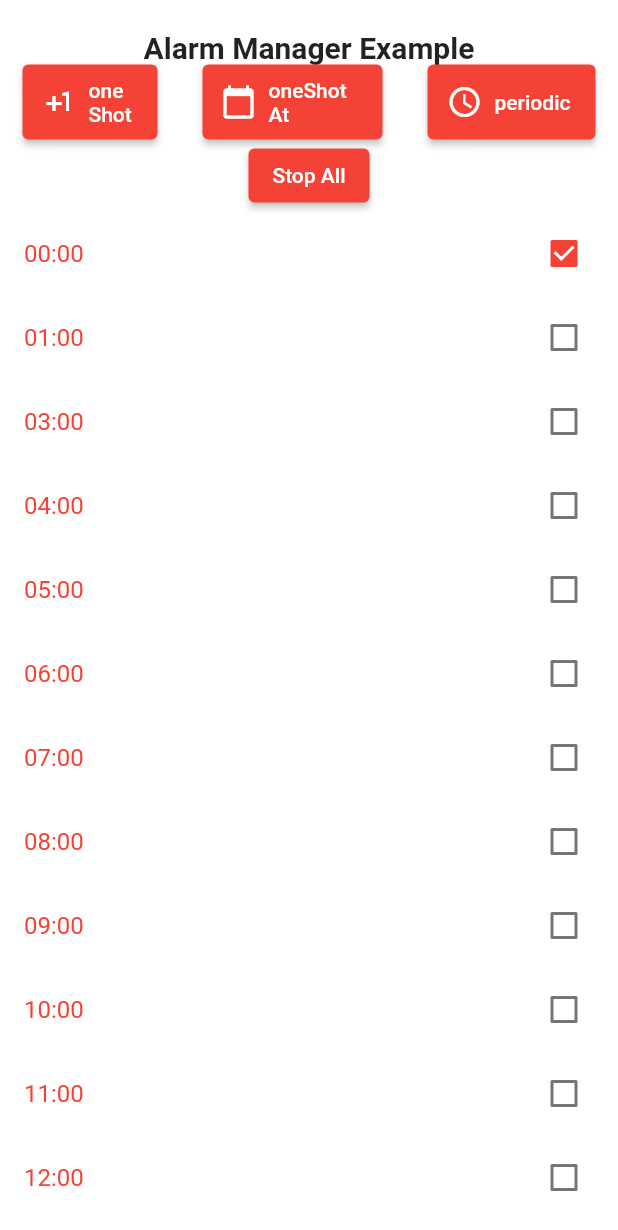
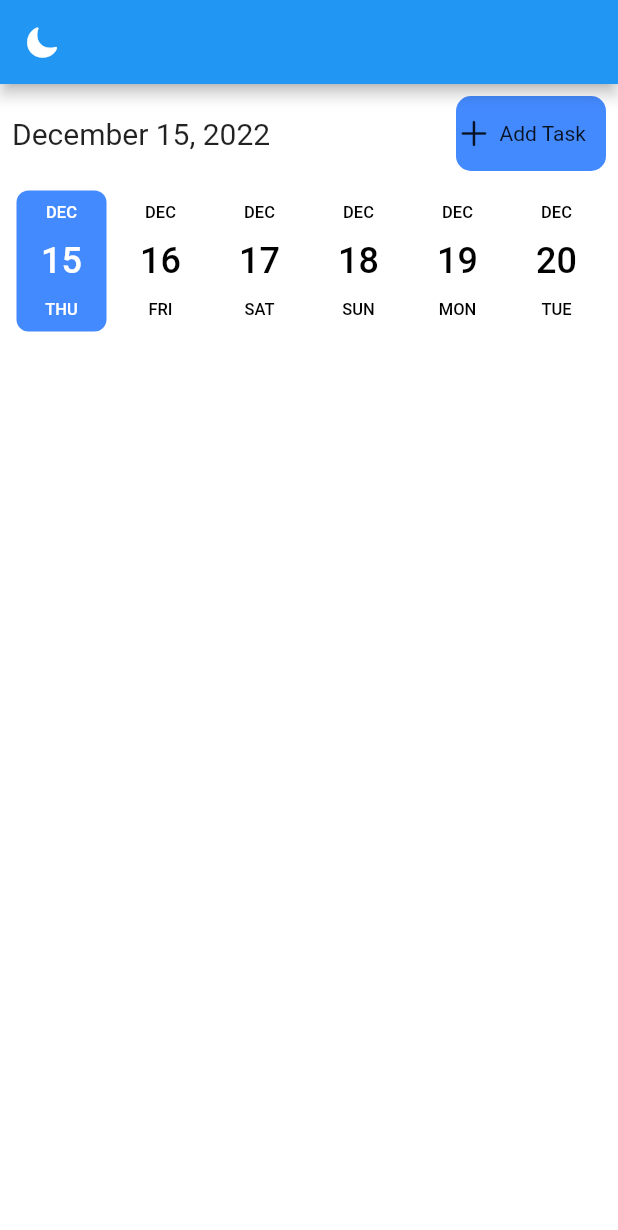
Before and after one commit to sachin-rai1/flutter_localnotification, a Flutter app: the screen it shows after launch, on a phone screen of 412 x 824 dp. Shown: the top 1230 px of the screen. Run offline on Flutter 3.47's test engine with Material 2 defaults, Android fonts, the phone set to English and light mode, and no system bars; drawn by our look-alikes of date_picker_timeline; our stand-ins replace date_format, flutter_local_notifications, get, get_storage, shared_preferences, timezone and 1 more; missing offline and left inert: android_alarm_manager_plus.

Commit message:
New UI Created

```diff
--- a/lib/Constant.dart
+++ b/lib/Constant.dart
@@ -1,8 +1,33 @@
+import 'package:flutter/material.dart';
+import 'package:get/get.dart';
+import 'package:get_storage/get_storage.dart';
+
 const String appName = "Alarm Manager Example";
 const String durationSeconds = "Seconds";
 const String durationMinutes = "Minutes";
 const String durationHours = "Hours";
-
 const String oneShotAlarm = "oneShot";
 const String oneShotAtAlarm = "oneShotAt";
 const String periodicAlarm = "periodic";
+const Color primaryColor = Colors.blueAccent;
+
+class Themes {
+  static final lightTheme = ThemeData(primarySwatch: Colors.blue , backgroundColor: Colors.white , brightness: Brightness.light);
+
+  static final darkTheme = ThemeData(primarySwatch: Colors.blueGrey, backgroundColor: Colors.white12 , brightness: Brightness.dark);
+}
+
+class ThemeService {
+  final _box = GetStorage();
+  final _key = 'isDarkMode';
+  bool _loadThemeFromBox()=> _box.read(_key)??false;
+  _saveThemeToBox(bool isDarkMode)=>_box.write(_key, isDarkMode);
+
+  ThemeMode get theme=> _loadThemeFromBox()?ThemeMode.dark:ThemeMode.light;
+
+  void switchTheme()
+  {
+    Get.changeThemeMode(_loadThemeFromBox()?ThemeMode.light:ThemeMode.dark);
+    _saveThemeToBox(!_loadThemeFromBox());
+  }
+}
--- /dev/null
+++ b/lib/HomePage.dart
@@ -0,0 +1,80 @@
+import 'package:date_format/date_format.dart';
+import 'package:date_picker_timeline/date_picker_widget.dart';
+import 'package:flutter/cupertino.dart';
+import 'package:flutter/material.dart';
+import 'package:flutter_localnotification/MyWidgets.dart';
+import 'package:get/get.dart';
+
+import 'Constant.dart';
+import 'NotificationService.dart';
+
+class HomePage extends StatefulWidget {
+  const HomePage({Key? key}) : super(key: key);
+
+  @override
+  State<HomePage> createState() => _HomePageState();
+}
+
+class _HomePageState extends State<HomePage> {
+  @override
+  Widget build(BuildContext context) {
+    return Scaffold(
+      backgroundColor: context.theme.backgroundColor,
+      appBar: _appBar(),
+      body: Padding(
+        padding: const EdgeInsets.all(8.0),
+        child: Column(
+          children: [
+            _header(),
+            Container(
+              margin: const EdgeInsets.only(bottom: 10, top: 10),
+              height: 100,
+              child: DatePicker(
+                  selectionColor: primaryColor,
+                  selectedTextColor: Colors.white,
+                  initialSelectedDate: DateTime.now(),
+                  DateTime.now()),
+            )
+          ],
+        ),
+      ),
+    );
+  }
+
+  _header() {
+    return Row(
+      mainAxisAlignment: MainAxisAlignment.spaceBetween,
+      children: [
+        Text(
+          formatDate(DateTime.now(), [MM, ' ', dd, ', ', yyyy]),
+          style: const TextStyle(fontSize: 20),
+        ),
+        MyButton(
+          onTap: () {},
+          label: 'Add Task',
+          height: 50,
+          width: 100,
+          iconData: CupertinoIcons.add,
+          gapWidth: 5,
+          circularInt: 10,
+        ),
+      ],
+    );
+  }
+
+  _appBar() {
+    return AppBar(
+      leading: GestureDetector(
+        onTap: () {
+          ThemeService().switchTheme();
+          NotificationService().showThemeNotification(
+            title: "Theme Changed",
+            body:
+                Get.isDarkMode ? "Activated light Mode" : "Activated Dark Mode",
+          );
+        },
+        child: const Icon(CupertinoIcons.moon_fill),
+      ),
+    );
+  }
+}
--- /dev/null
+++ b/lib/MyWidgets.dart
@@ -0,0 +1,50 @@
+import 'package:flutter/material.dart';
+import 'package:flutter_localnotification/Constant.dart';
+
+class MyButton extends StatelessWidget {
+  const MyButton({Key? key, required this.onTap, required this.label, this.circularInt, this.height,  this.width, this.color,  this.iconData, this.gapWidth})
+      : super(key: key);
+
+  final Function()? onTap;
+  final String label;
+  final double ? circularInt;
+  final double ? height;
+  final double ? width;
+  final Color ? color;
+  final IconData ? iconData;
+  final double ? gapWidth;
+
+
+  @override
+  Widget build(BuildContext context) {
+    return InkWell(
+      onTap: onTap,
+      child: Container(
+        alignment: Alignment.center,
+        width: width,
+        height: height,
+        decoration: BoxDecoration(
+          borderRadius:(circularInt == null)?BorderRadius.circular(0):BorderRadius.circular(circularInt!),
+          color:(color == null)?primaryColor:color,
+        ),
+        child:Row(
+
+          children: [
+            Icon(iconData),
+            SizedBox(width: gapWidth,),
+            Text(label , style: const TextStyle(),),
+          ],
+        ),
+      ),
+    );
+  }
+}
+
+class MyTextField extends StatelessWidget {
+  const MyTextField({Key? key}) : super(key: key);
+
+  @override
+  Widget build(BuildContext context) {
+    return TextFormField();
+  }
+}
--- a/lib/NotificationService.dart
+++ b/lib/NotificationService.dart
@@ -1,6 +1,7 @@
 import 'dart:typed_data';
 import 'package:flutter/material.dart';
 import 'package:flutter_local_notifications/flutter_local_notifications.dart';
+import 'package:get/get.dart';
 import 'package:timezone/data/latest.dart' as tz;
 import 'package:timezone/timezone.dart' as tz;
 
@@ -21,7 +22,7 @@ class NotificationService {
     enableLights: true,
     color: Colors.green,
     playSound: true,
-    sound: const RawResourceAndroidNotificationSound('tumanmerijaanlovehindi'),
+    // sound: const RawResourceAndroidNotificationSound('tumanmerijaanlovehindi'),
     priority: Priority.high,
     vibrationPattern:
         Int64List.fromList([0, 1000, 200, 1000, 200, 1000, 200, 1000]),
@@ -32,6 +33,20 @@ class NotificationService {
       const AndroidNotificationAction("2", "Open"),
     ],
   ));
+  NotificationDetails themePlatformChannelSpecificsconst = const NotificationDetails(
+      android: AndroidNotificationDetails(
+        "channelId",
+        "channelName",
+        ticker: 'ticker',
+        channelShowBadge: true,
+        enableLights: true,
+        color: Colors.green,
+        enableVibration: false,
+        playSound: true,
+        priority: Priority.high,
+        category: AndroidNotificationCategory.alarm,
+        importance: Importance.max,
+      ));
 
   factory NotificationService() {
     return _notificationService;
@@ -43,28 +58,35 @@ class NotificationService {
     AndroidInitializationSettings initializationSettingsAndroid =
         const AndroidInitializationSettings('ic_launcher');
 
-    const DarwinInitializationSettings initializationSettingsIOS =
+    DarwinInitializationSettings initializationSettingsIOS =
         DarwinInitializationSettings(
       requestSoundPermission: false,
       requestBadgePermission: false,
       requestAlertPermission: false,
-      // onDidReceiveLocalNotification: onDidReceiveLocalNotification,
+      onDidReceiveLocalNotification: onDidReceiveLocalNotification,
     );
 
     FlutterLocalNotificationsPlugin().initialize(
       InitializationSettings(
           android: initializationSettingsAndroid,
           iOS: initializationSettingsIOS),
+      onDidReceiveNotificationResponse: onNotificationClicked,
     );
     tz.initializeTimeZones();
   }
 
   showNotification() async {
     await flutterLocalNotificationsPlugin.show(
-        0,
-        "Your Timer is Up",
-        "Wake Up",
-        platformChannelSpecificsconst,
+        0, "Your Timer is Up", "Wake Up", platformChannelSpecificsconst,
+        payload: "data");
+  }
+
+  showThemeNotification({required String title, required String body}) async {
+    await flutterLocalNotificationsPlugin.show(
+        3,
+        title,
+        body,
+        themePlatformChannelSpecificsconst,
         payload: "data");
   }
 
@@ -79,9 +101,13 @@ class NotificationService {
         uiLocalNotificationDateInterpretation:
             UILocalNotificationDateInterpretation.absoluteTime);
   }
-  showAlarmNotification() async
-  {
 
+  showAlarmNotification() async {}
+
+  Future onDidReceiveLocalNotification(
+      int id, String? title, String? body, String? payload) async {
+    Get.dialog(const Text("Welcome To Flutter"));
   }
 
+  void onNotificationClicked(NotificationResponse details) {}
 }
--- a/lib/alarmManager.dart
+++ b/lib/alarmManager.dart
@@ -1,9 +1,11 @@
 import 'package:date_format/date_format.dart';
+import 'package:flutter/cupertino.dart';
 import 'package:flutter/foundation.dart';
 import 'package:flutter/material.dart';
 import 'package:android_alarm_manager_plus/android_alarm_manager_plus.dart';
 import 'package:flutter/services.dart';
 import 'package:flutter_localnotification/NotificationService.dart';
+import 'package:get/get.dart';
 import 'package:vibration/vibration.dart';
 import 'Constant.dart';
 
@@ -15,47 +17,34 @@ class AlarmManager extends StatefulWidget {
 }
 
 class _AlarmManager extends State<AlarmManager> {
+
+  @override
+  void initState()
+   {
+    super.initState();
+     NotificationService().init();
+    AndroidAlarmManager.initialize();
+  }
+
   final int _oneShotTaskId = 1;
   final int _oneShotAtTaskId = 2;
   final int _periodicTaskId = 3;
 
-  List timings = [
-    '00:00',
-    '01:00',
-    '03:00',
-    '04:00',
-    '05:00',
-    '06:00',
-    '07:00',
-    '08:00',
-    '09:00',
-    '10:00',
-    '11:00',
-    '12:00',
-    '13:00',
-    '14:00',
-    '15:00',
-    '16:00',
-    '17:00',
-    '18:00',
-    '19:00'
-  ];
-
   static void _oneShotTaskCallback() {
     print("One Shot Task Running");
-    // Vibration.vibrate(pattern: [500, 10000, 500, 20000], intensities: [5, 255]);
+    Vibration.vibrate(pattern: [0, 10000, 500, 20000]);
     NotificationService().showNotification();
   }
 
   static void _oneShotAtTaskCallback() {
     print("One Shot At Task Running");
     NotificationService().showNotification();
-    Vibration.vibrate(pattern: [0, 1000, 200, 2000], intensities: [5, 255]);
+    Vibration.vibrate(pattern: [0, 1000, 200, 2000]);
   }
 
   static void _periodicTaskCallback() {
     print("Periodic Task Running");
-    Vibration.vibrate(pattern: [500, 1000, 500, 2000], intensities: [5, 255]);
+    Vibration.vibrate(pattern: [0, 1000, 500, 2000]);
   }
 
   void _scheduleOneShotAlarm(bool isTimed) async {
@@ -188,6 +177,8 @@ class _AlarmManager extends State<AlarmManager> {
     return DateTime.now();
   }
 
+
+
   @override
   Widget build(BuildContext context) {
     Map<String, bool> values = {
@@ -200,21 +191,35 @@ class _AlarmManager extends State<AlarmManager> {
       '07:00': false,
       '08:00': false,
       '09:00': false,
-      '10:00': false,
-      '11:00': false,
-      '12:00': false,
-      '13:00': false,
-      '14:35:00': false,
-      '15:00': false,
-      '16:37': false,
-      '16:38': false,
-      '16:39': false,
-      '16:40': false,
+      '10:14': false,
+      '10:15': false,
+      '10:16': false,
+      '10:17': false,
+      '10:18': false,
+      '10:19': false,
+      '10:37': false,
+      '10:38': false,
+      '10:39': false,
+      '10:40': false,
+      '10:41': false,
     };
     var date = "";
     return SafeArea(
       child: Scaffold(
-        backgroundColor: Colors.white,
+        backgroundColor: context.theme.backgroundColor,
+        appBar: AppBar(
+          leading: GestureDetector(
+            onTap: () {
+              ThemeService().switchTheme();
+              NotificationService().showThemeNotification(
+               title: "Theme Changed",
+               body: Get.isDarkMode?"Activated light Mode":"Activated Dark Mode",
+              );
+              print(Get.isDarkMode);
+            },
+            child: const Icon(CupertinoIcons.moon_fill),
+          ),
+        ),
         body: Center(
           child: Padding(
             padding: const EdgeInsets.only(top: 20),
@@ -225,6 +230,7 @@ class _AlarmManager extends State<AlarmManager> {
                   appName,
                   style: TextStyle(fontWeight: FontWeight.bold, fontSize: 20.0),
                 ),
+                SizedBox(height: 10,),
                 Row(
                   mainAxisAlignment: MainAxisAlignment.spaceBetween,
                   children: [
@@ -280,19 +286,25 @@ class _AlarmManager extends State<AlarmManager> {
                     return StatefulBuilder(
                         builder: (BuildContext context, StateSetter setState) {
                       return CheckboxListTile(
-                        activeColor: Colors.red,
+                        // activeColor: Colors.red,
                         selected: true,
                         title: Text(key),
                         value: values[key],
                         onChanged: (value) async {
                           setState(() {
                             values[key] = value!;
-                            date = formatDate(DateTime.now(), [yyyy, '-', mm, '-', dd]) + " " + key.toString() + ":00.00";
+                            date = "${formatDate(DateTime.now(), [
+                                  yyyy,
+                                  '-',
+                                  mm,
+                                  '-',
+                                  dd
+                                ])} $key:00.00";
                             if (kDebugMode) {
                               print(date);
                             }
                           });
-                          if (values[key] = true) {
+                          if (values[key] == true) {
                             AndroidAlarmManager.oneShotAt(DateTime.parse(date),
                                 _oneShotAtTaskId, _oneShotAtTaskCallback);
                           }
--- a/lib/main.dart
+++ b/lib/main.dart
@@ -1,9 +1,10 @@
 import 'dart:ui';
-
-import 'package:android_alarm_manager_plus/android_alarm_manager_plus.dart';
 import 'package:flutter/material.dart';
 import 'package:flutter_localnotification/AlarmClock.dart';
-import 'package:shared_preferences/shared_preferences.dart';
+import 'package:flutter_localnotification/Constant.dart';
+import 'package:flutter_localnotification/HomePage.dart';
+import 'package:get/get.dart';
+import 'package:get_storage/get_storage.dart';
 
 import 'NotificationService.dart';
 import 'alarmManager.dart';
@@ -14,13 +15,7 @@ Future<void> main() async {
     port.sendPort,
     isolateName,
   );
-  // prefs = await SharedPreferences.getInstance();
-  // if (!prefs!.containsKey(countKey)) {
-  //   await prefs!.setInt(countKey, 0);
-  // }
-  await NotificationService().init(); // <----
-
-  await AndroidAlarmManager.initialize();
+  await GetStorage.init();
   runApp(const MyApp());
 }
 
@@ -29,49 +24,49 @@ class MyApp extends StatelessWidget {
 
   @override
   Widget build(BuildContext context) {
-    return MaterialApp(
+    return GetMaterialApp(
       title: 'Flutter Demo',
-      theme: ThemeData(
-        primarySwatch: Colors.red,
-      ),
-      home: const AlarmManager(),
+      theme: Themes.lightTheme,
+      themeMode: ThemeService().theme,
+      darkTheme: Themes.darkTheme,
+      home: const HomePage(),
     );
   }
 }
 
-class Homepage extends StatefulWidget {
-  const Homepage({Key? key}) : super(key: key);
-
-  @override
-  State<Homepage> createState() => _HomepageState();
-}
-
-class _HomepageState extends State<Homepage> {
-  @override
-  Widget build(BuildContext context) {
-    return Scaffold(
-      body: Center(
-        child: Column(
-          mainAxisAlignment: MainAxisAlignment.center,
-          children: [
-            ElevatedButton(
-                onPressed: () {
-                  NotificationService().showNotification();
-                },
-                child: const Text("Click Me ")),
-            ElevatedButton(
-                onPressed: () {
-                  NotificationService().showScheduledNotification();
-                },
-                child: const Text("Click Me Scheduled")),
-            ElevatedButton(
-                onPressed: () {
-                  NotificationService().showScheduledNotification();
-                },
-                child: const Text("Snooze")),
-          ],
-        ),
-      ),
-    );
-  }
-}
+// class Homepage extends StatefulWidget {
+//   const Homepage({Key? key}) : super(key: key);
+//
+//   @override
+//   State<Homepage> createState() => _HomepageState();
+// }
+//
+// class _HomepageState extends State<Homepage> {
+//   @override
+//   Widget build(BuildContext context) {
+//     return Scaffold(
+//       body: Center(
+//         child: Column(
+//           mainAxisAlignment: MainAxisAlignment.center,
+//           children: [
+//             ElevatedButton(
+//                 onPressed: () {
+//                   NotificationService().showNotification();
+//                 },
+//                 child: const Text("Click Me ")),
+//             ElevatedButton(
+//                 onPressed: () {
+//                   NotificationService().showScheduledNotification();
+//                 },
+//                 child: const Text("Click Me Scheduled")),
+//             ElevatedButton(
+//                 onPressed: () {
+//                   NotificationService().showScheduledNotification();
+//                 },
+//                 child: const Text("Snooze")),
+//           ],
+//         ),
+//       ),
+//     );
+//   }
+// }
--- a/pubspec.yaml
+++ b/pubspec.yaml
@@ -38,13 +38,12 @@ dependencies:
   cupertino_icons: ^1.0.2
   flutter_local_notifications: ^12.0.4
   get: ^4.6.5
-  awesome_notifications: ^0.7.4+1
-  flutter_alarm_clock: ^0.0.2
   android_alarm_manager_plus: ^2.1.0
   shared_preferences: ^2.0.15
   vibration: ^1.7.6
-  multi_select_flutter: ^4.1.3
   date_format: ^2.0.7
+  get_storage: ^2.0.3
+  date_picker_timeline: ^1.2.3
 
 dev_dependencies:
   flutter_test:
```
Also changed, not shown: pubspec.lock, 5 other files.
